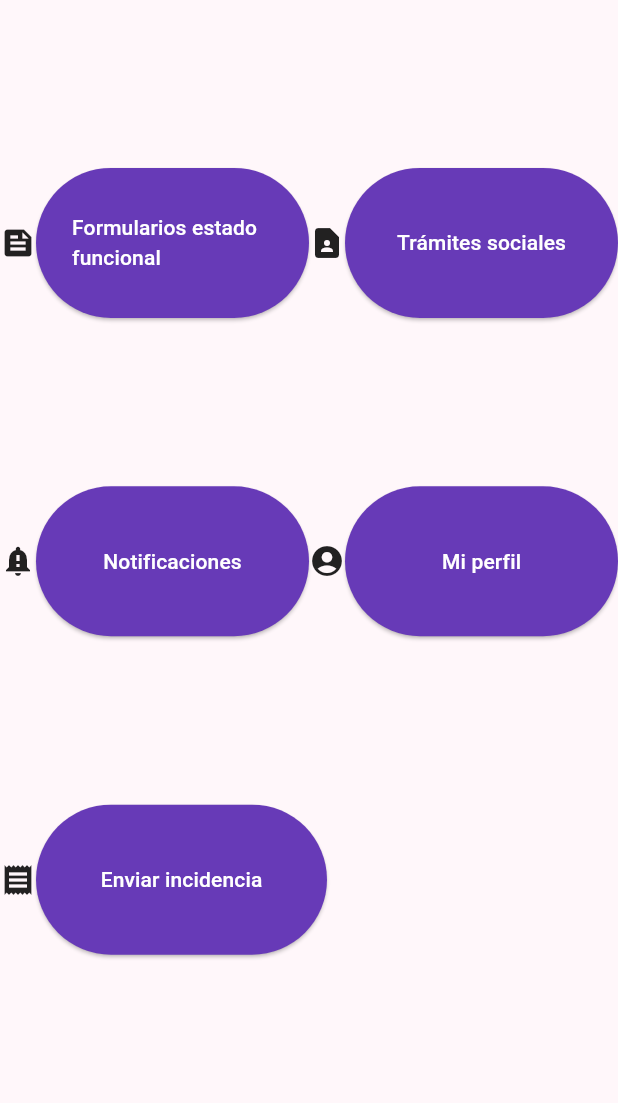
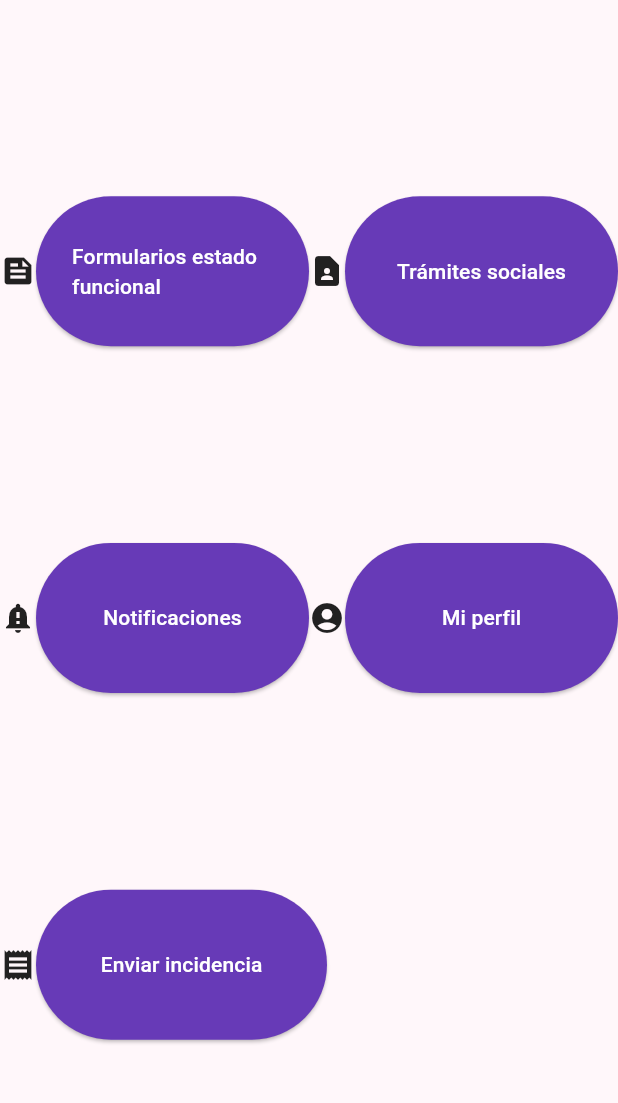
Before and after one commit to TsolidarioFG/2024-AGAELA-plataforma, a Flutter app: the DefaultHome screen opened by its route, on a phone screen of 412 x 824 dp, the part 113-1216 px from its top. Run offline on Flutter 3.47's test engine with Material 3 defaults, Android fonts, the phone set to English and light mode, and no system bars; our stand-ins replace get_it, go_router; accounts and stored records are empty; generated files the repository leaves out were written again.

Commit message:
Adapted default home screen to be scrolleable

```diff
--- a/agaela_app/lib/features/forms/screens/default_home.dart
+++ b/agaela_app/lib/features/forms/screens/default_home.dart
@@ -1,5 +1,6 @@
 import 'package:agaela_app/common_widgets/agaela_image_appbar.dart';
 import 'package:agaela_app/common_widgets/default_button.dart';
+import 'package:agaela_app/common_widgets/scrolleable_widget.dart';
 import 'package:agaela_app/routing/router.dart';
 import 'package:flutter/material.dart';
 import 'package:flutter_gen/gen_l10n/app_localizations.dart';
@@ -8,27 +9,38 @@ import 'package:go_router/go_router.dart';
 class DefaultHome extends StatelessWidget {
   const DefaultHome({super.key});
 
+  final double height = 20.0;
+
   @override
   Widget build(BuildContext context) {
     return Scaffold(
         appBar: AgaelaImageAppbar(),
-      body: Column(
+        body: ScrolleableWidget(
+          child: Column(
             mainAxisAlignment: MainAxisAlignment.spaceEvenly,
             children: <Widget>[
+              SizedBox(
+                height: height,
+              ),
               Row(
                 children: <Widget>[
                   const Icon(Icons.feed),
                   Expanded(
                       child: DefaultButton(
-                      function: () =>
-                          context.goNamed(RoutesNames.editFunctionalState.name),
-                      text: AppLocalizations.of(context)!.homeFunctionalState)),
+                          function: () => context
+                              .goNamed(RoutesNames.editFunctionalState.name),
+                          text: AppLocalizations.of(context)!
+                              .homeFunctionalState)),
                   const Icon(Icons.contact_page),
                   Expanded(
                       child: DefaultButton(
                           function: () => {},
-                      text: AppLocalizations.of(context)!.homeSocialProcedures))
+                          text: AppLocalizations.of(context)!
+                              .homeSocialProcedures))
                 ],
+              ),
+              SizedBox(
+                height: height,
               ),
               Row(
                 children: <Widget>[
@@ -36,7 +48,8 @@ class DefaultHome extends StatelessWidget {
                   Expanded(
                       child: DefaultButton(
                           function: () => {},
-                      text: AppLocalizations.of(context)!.homeNotifications)),
+                          text:
+                              AppLocalizations.of(context)!.homeNotifications)),
                   const Icon(Icons.account_circle),
                   Expanded(
                       child: DefaultButton(
@@ -45,6 +58,9 @@ class DefaultHome extends StatelessWidget {
                           text: AppLocalizations.of(context)!.homeProfile))
                 ],
               ),
+              SizedBox(
+                height: height,
+              ),
               Row(
                 children: <Widget>[
                   const Icon(Icons.receipt),
@@ -52,12 +68,13 @@ class DefaultHome extends StatelessWidget {
                       child: DefaultButton(
                           function: () =>
                               context.goNamed(RoutesNames.reportIncident.name),
-                      text: AppLocalizations.of(context)!.homeReportIncident)),
+                          text: AppLocalizations.of(context)!
+                              .homeReportIncident)),
                   const Expanded(child: SizedBox(child: null))
                 ],
               ),
             ],
           ),
-    );
+        ));
   }
 }
```
Lines whose indentation alone changed are shown as unchanged.
